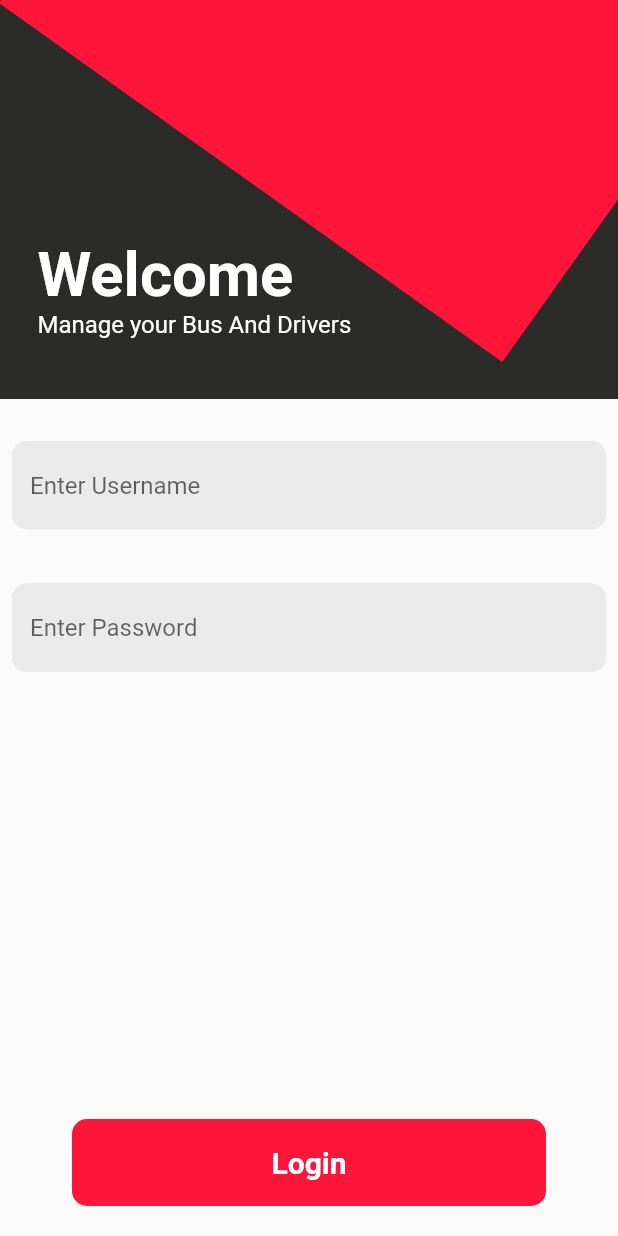
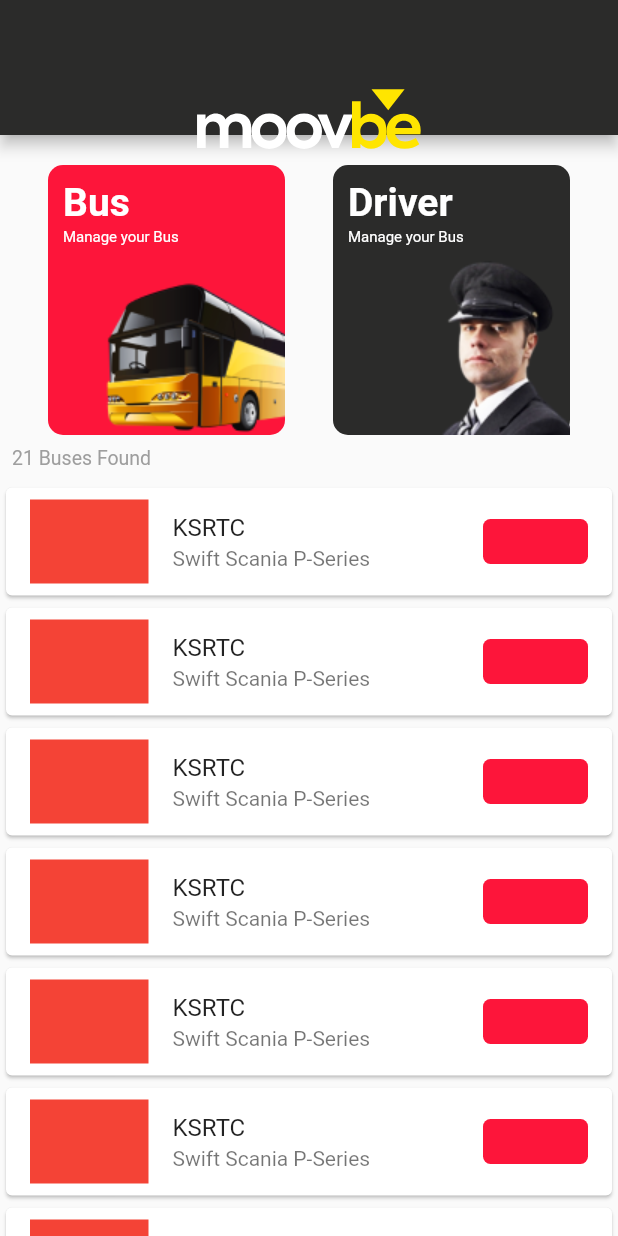
Before and after one commit to joe-l-mathew/Noviindus-Technologies, a Flutter app: the LoginScreen screen opened directly, after a tap on "Login", on a phone screen of 412 x 824 dp. Run offline on Flutter 3.47's test engine with Material 2 defaults, Android fonts, the light colour scheme and no system bars; our stand-ins replace flutter_svg.

Commit message:
Completed HomeScreen Design

```diff
--- a/lib/constants/colors.dart
+++ b/lib/constants/colors.dart
@@ -4,6 +4,7 @@
   static const splashScreenColor = Color.fromRGBO(253, 21, 58, 1);
   static const blackColor = Color.fromRGBO(43, 43, 42, 1);
   static const textFormFieldColor = Color.fromRGBO(234, 234, 234, 1);
+  static const greyColor = Colors.grey;
 
   static const whiteColor = Colors.white;
 }
--- /dev/null
+++ b/lib/presentation/home_screen/home_screen.dart
@@ -0,0 +1,55 @@
+import 'package:flutter/material.dart';
+import 'package:flutter_svg/svg.dart';
+
+import '../../constants/colors.dart';
+import 'widgets/box_widget.dart';
+import 'widgets/bus_list_widget.dart';
+
+class HomeScreen extends StatelessWidget {
+  const HomeScreen({super.key});
+
+  @override
+  Widget build(BuildContext context) {
+    return Scaffold(
+        appBar: AppBar(
+          toolbarHeight: 90, // Set this height
+          flexibleSpace: Container(
+            color: AppColors.blackColor,
+            child: Column(
+              children: [
+                const SizedBox(
+                  height: 50,
+                ),
+                SvgPicture.asset("assets/logo.svg",
+                    height: 50, semanticsLabel: 'Moovbe Logo'),
+              ],
+            ),
+          ),
+        ),
+        body: const Column(
+          children: [
+            SizedBox(
+              height: 20,
+            ),
+            Row(
+              mainAxisAlignment: MainAxisAlignment.spaceEvenly,
+              children: [
+                BoxWidget(
+                  title: "Bus",
+                  subTitle: "Manage your Bus",
+                  image: "assets/bus.png",
+                  bgColor: AppColors.splashScreenColor,
+                ),
+                BoxWidget(
+                  title: "Driver",
+                  subTitle: "Manage your Bus",
+                  image: "assets/driver.png",
+                  bgColor: AppColors.blackColor,
+                ),
+              ],
+            ),
+            Expanded(child: BusListWidget())
+          ],
+        ));
+  }
+}
--- /dev/null
+++ b/lib/presentation/home_screen/widgets/box_widget.dart
@@ -0,0 +1,61 @@
+import 'package:flutter/cupertino.dart';
+
+import '../../../constants/colors.dart';
+
+class BoxWidget extends StatelessWidget {
+  final String title;
+  final String subTitle;
+  final String image;
+  final Color bgColor;
+  const BoxWidget({
+    super.key,
+    required this.title,
+    required this.subTitle,
+    required this.image,
+    required this.bgColor,
+  });
+
+  @override
+  Widget build(BuildContext context) {
+    return Container(
+      height: 180,
+      width: 158,
+      decoration: BoxDecoration(
+        color: bgColor,
+        borderRadius: BorderRadius.circular(10),
+      ),
+      child: Column(
+        crossAxisAlignment: CrossAxisAlignment.start,
+        children: [
+          Padding(
+            padding: EdgeInsets.only(top: 10.0, bottom: 2, left: 10),
+            child: Text(
+              title,
+              style: TextStyle(
+                  color: AppColors.whiteColor,
+                  fontSize: 26,
+                  fontWeight: FontWeight.bold),
+            ),
+          ),
+          Padding(
+            padding: EdgeInsets.only(left: 10),
+            child: Text(
+              subTitle,
+              style: TextStyle(
+                color: AppColors.whiteColor,
+                fontSize: 10,
+              ),
+            ),
+          ),
+          const Spacer(),
+          Row(
+            children: [
+              const Spacer(),
+              Image.asset(image),
+            ],
+          )
+        ],
+      ),
+    );
+  }
+}
--- /dev/null
+++ b/lib/presentation/home_screen/widgets/bus_list_widget.dart
@@ -0,0 +1,47 @@
+import 'package:flutter/material.dart';
+
+import '../../../constants/colors.dart';
+
+class BusListWidget extends StatelessWidget {
+  const BusListWidget({super.key});
+
+  @override
+  Widget build(BuildContext context) {
+    return Column(
+      crossAxisAlignment: CrossAxisAlignment.start,
+      children: [
+        const Padding(
+          padding: EdgeInsets.all(8.0),
+          child: Text(
+            "21 Buses Found",
+            style: TextStyle(color: AppColors.greyColor, fontSize: 13),
+          ),
+        ),
+        Expanded(
+            child: ListView.builder(
+          itemCount: 20,
+          itemBuilder: (context, index) => Card(
+            child: ListTile(
+              // ignore: prefer_const_constructors
+              title: Text("KSRTC"),
+              subtitle: const Text("Swift Scania P-Series"),
+              leading: Container(
+                color: Colors.red,
+                height: 73,
+                width: 79,
+              ),
+              trailing: Container(
+                height: 30,
+                width: 70,
+                decoration: BoxDecoration(
+                  color: AppColors.splashScreenColor,
+                  borderRadius: BorderRadius.circular(5),
+                ),
+              ),
+            ),
+          ),
+        ))
+      ],
+    );
+  }
+}
--- a/lib/presentation/login/login_screen.dart
+++ b/lib/presentation/login/login_screen.dart
@@ -2,6 +2,7 @@
 
 import '../../constants/colors.dart';
 import '../../widgets/button_widget.dart';
+import '../home_screen/home_screen.dart';
 import 'text_field_widget.dart';
 
 class LoginScreen extends StatelessWidget {
@@ -77,7 +78,11 @@
             buttonColor: AppColors.splashScreenColor,
             textColor: AppColors.whiteColor,
             text: "Login",
-            onPressed: () {},
+            onPressed: () {
+              Navigator.of(context).pushAndRemoveUntil(
+                  MaterialPageRoute(builder: (builder) => HomeScreen()),
+                  (route) => false);
+            },
           ),
           const SizedBox(
             height: 20,
```
Also changed, not shown: assets/bus.png (added), assets/bus.svg (added), assets/driver.png (added), lib/presentation/driver_screen/driver_screen.dart (added).
